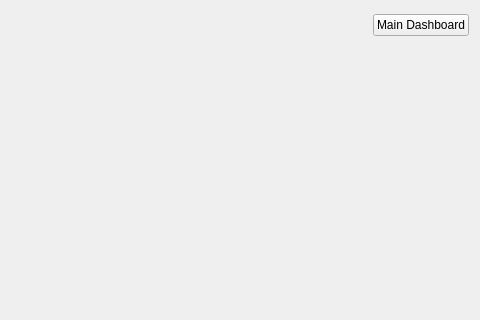
Qt form views/profile.ui (BelchieBen/BenjaminBelcherAssessment) before a commit; both pictures show x 204 to 684 and y 0 to 320 of the 684 by 515 pixel window.
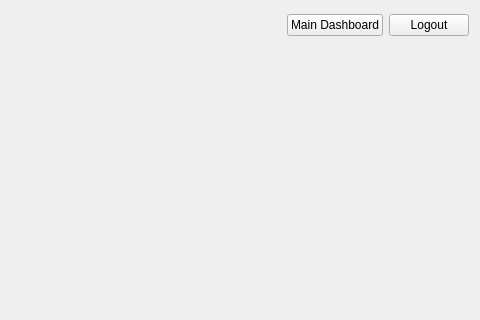
The same form after that commit.

Commit message: added logout button

The edit to the form file:
```diff
--- a/views/profile.ui
+++ b/views/profile.ui
@@ -48,6 +48,13 @@
        </property>
       </widget>
      </item>
+     <item>
+      <widget class="QPushButton" name="LogoutBtn">
+       <property name="text">
+        <string>Logout</string>
+       </property>
+      </widget>
+     </item>
     </layout>
    </item>
    <item>
```
The commit also changes 2 other files.
